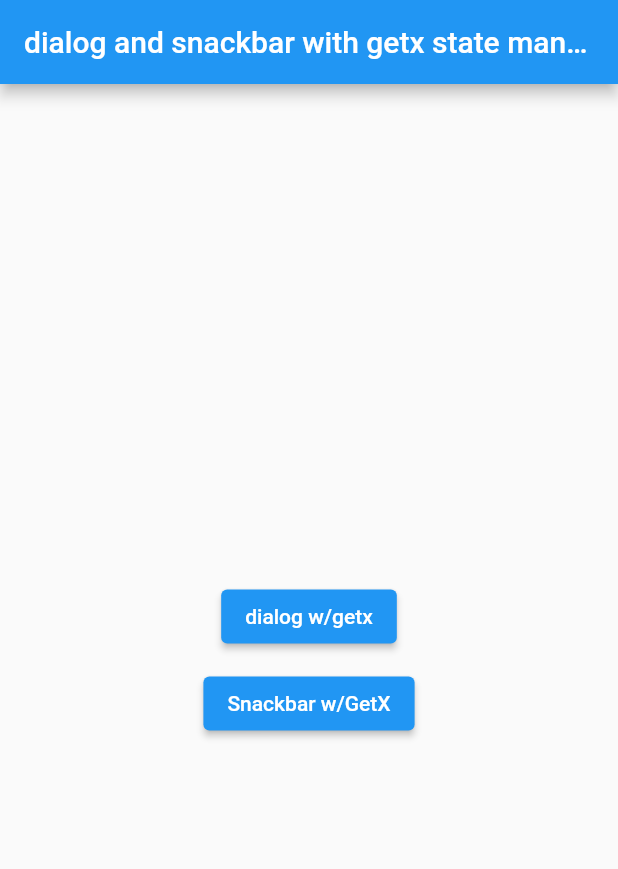
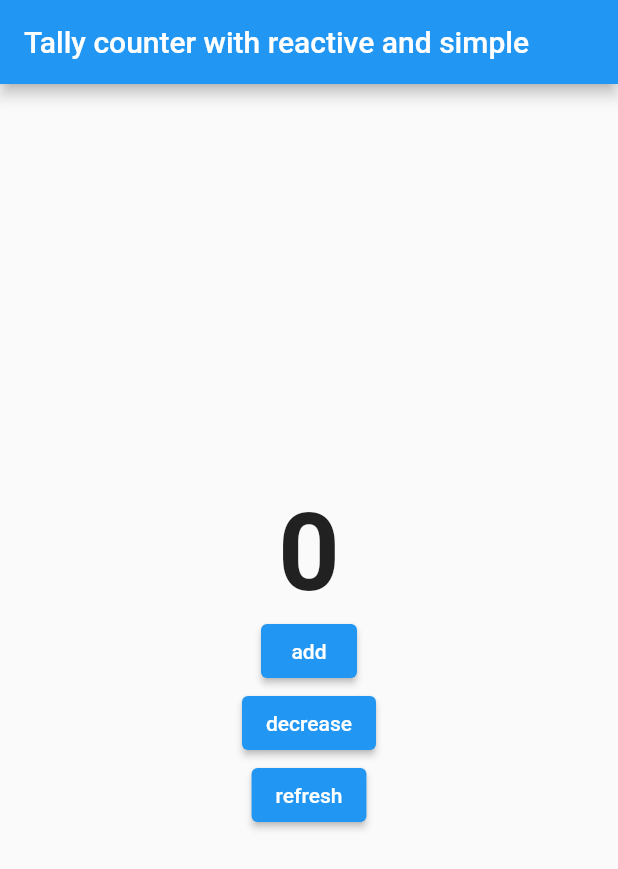
Before and after one commit to AlsoKnownAsZira/flutteringpt7, a Flutter app: the screen it shows after launch, on a phone screen of 412 x 824 dp. Shown: the top 869 px of the screen. Run offline on Flutter 3.47's test engine with Material 2 defaults, Android fonts, the phone set to English and light mode, and no system bars; our stand-ins replace get.

Commit message:
finished reactive and simple state management

```diff
--- /dev/null
+++ b/lib/controllers/tally_controller.dart
@@ -0,0 +1,26 @@
+import 'package:get/get.dart';
+
+class tally_controller extends GetxController {
+  //Reactive state, auto update data
+  /*RxInt value = 0.obs;
+  void increment() => value++;
+  void decrement() => value--;
+*/
+// simple state, update manual, bisa juga auto jika ditambah update()
+  int value = 0;
+  void increment() {
+    value++;
+    // update jika ingin auto
+    //update();
+  }
+
+  void decrement() {
+    if (value > 0) {
+      value--;
+    }
+  }
+
+  void refresh() {
+    update();
+  }
+}
--- a/lib/main.dart
+++ b/lib/main.dart
@@ -1,6 +1,7 @@
 import 'package:flutter/material.dart';
 import 'package:flutteringpt7/pages/dialog_snackbar.dart';
 import 'package:flutteringpt7/pages/tally_counter.dart';
+import 'package:flutteringpt7/pages/tally_state.dart';
 import 'package:get/get.dart';
 void main() {
   runApp(MyApp());
@@ -13,7 +14,7 @@ class MyApp extends StatelessWidget {
   Widget build(BuildContext context) {
     return GetMaterialApp(
       debugShowCheckedModeBanner: false,
-      home: dialog_snackbar(),
+      home: tally_state(),
     );
   }
 }
--- a/lib/pages/tally_counter.dart
+++ b/lib/pages/tally_counter.dart
@@ -2,6 +2,8 @@ import 'package:flutter/material.dart';
 import 'package:get/get.dart';
 
 class tallyController extends GetxController {
+  //obs = observe (data akan dipantau sehingga bisa digunakan)
+  // semua yang ada di sini custom, jadi bisa buat func sesuai kebutuhan
   var data = 0.obs;
   increment() {
     data += 1;
@@ -30,6 +32,7 @@ class tally_counter extends StatelessWidget {
         child: Column(
           mainAxisAlignment: MainAxisAlignment.center,
           children: [
+            //yang didalam obx hanya yang direfresh tiap saat
             Obx(
               () {
                 return Text(
--- /dev/null
+++ b/lib/pages/tally_state.dart
@@ -0,0 +1,65 @@
+import 'package:flutter/material.dart';
+import 'package:flutteringpt7/controllers/tally_controller.dart';
+import 'package:flutteringpt7/pages/tally_counter.dart';
+import 'package:get/get.dart';
+
+class tally_state extends StatelessWidget {
+  tally_state({super.key});
+  final tallyC = Get.put(tally_controller());
+  @override
+  Widget build(BuildContext context) {
+    return Scaffold(
+      appBar: AppBar(
+        title: Text("Tally counter with reactive and simple"),
+      ),
+      body: Center(
+        child: Column(
+          mainAxisAlignment: MainAxisAlignment.center,
+          children: [
+            //obx untuk reactive
+            /*Obx(() => Text(
+                  "${tallyC.value}",
+                  style: TextStyle(fontSize: 72, fontWeight: FontWeight.bold),
+                )),
+            ElevatedButton(
+                onPressed: () {
+                  tallyC.increment();
+                },
+                child: Text("add")),
+            ElevatedButton(
+                onPressed: () {
+                  tallyC.decrement();
+                },
+                child: Text("decrease"))*/
+            //Getbuilder untuk simple getX
+
+            GetBuilder<tally_controller>(
+                builder: (controller) => Text(
+                      "${controller.value}",
+                      style:
+                          TextStyle(fontSize: 72, fontWeight: FontWeight.bold),
+                    )),
+            ElevatedButton(
+                onPressed: () {
+
+                tallyC.increment();
+                },
+                child: Text("add")),
+            ElevatedButton(
+                onPressed: () {
+
+                       tallyC.decrement();
+                },
+                child: Text("decrease")),
+            ElevatedButton(
+                onPressed: () {
+
+                       Get.find<tally_controller>().update();
+                },
+                child: Text("refresh"))
+          ],
+        ),
+      ),
+    );
+  }
+}
```
Also changed, not shown: 1 other file.
